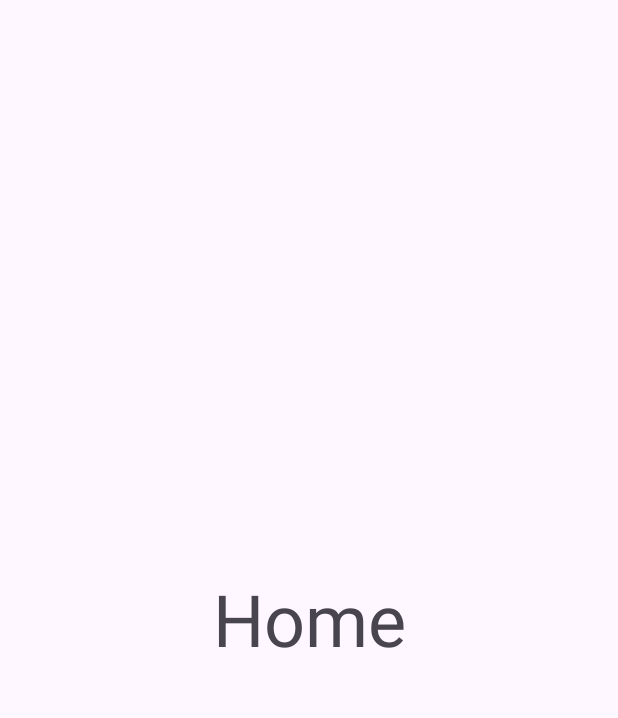
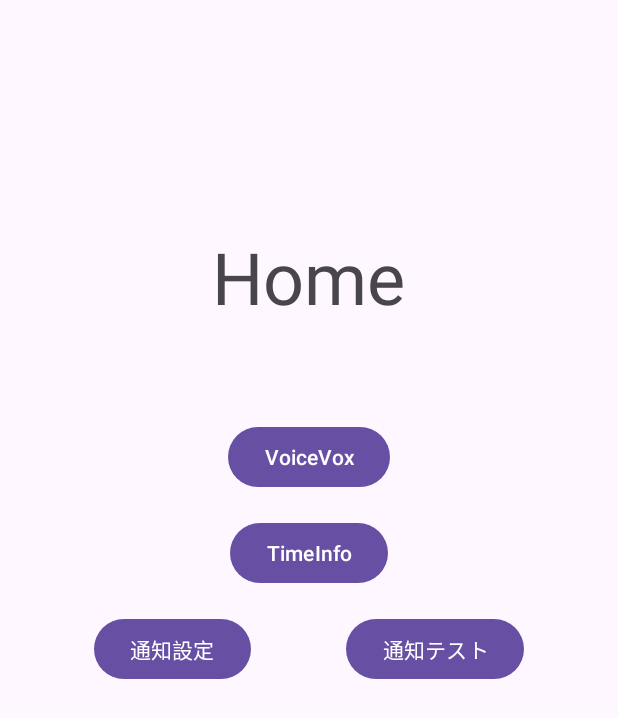
Before and after one commit to kuwacom/android-app-example, an Android app: the HomeFragment screen opened through its navigation route, on a phone screen of 412 x 824 dp. Shown: the top 718 px of the screen. Run offline under Robolectric (Android 15) with nearby library versions, the phone set to English and light mode, and no system bars; 1 statement that could not run was skipped.

Commit message:
add: utilsの追加とホーム画面の改変

```diff
--- a/app/src/main/java/dev/kuwa/test_android_navigation/ui/HomeFragment.kt
+++ b/app/src/main/java/dev/kuwa/test_android_navigation/ui/HomeFragment.kt
@@ -7,6 +7,8 @@ import android.view.ViewGroup
 import androidx.fragment.app.Fragment
 import androidx.fragment.app.viewModels
 import dev.kuwa.test_android_navigation.databinding.FragmentHomeBinding
+import dev.kuwa.test_android_navigation.notifications.GeneralNotification
+import dev.kuwa.test_android_navigation.utils.openNotificationSettings
 
 /**
  * A simple [Fragment] subclass.
@@ -47,5 +49,21 @@ class HomeFragment : Fragment() {
     override fun onViewCreated(view: View, savedInstanceState: Bundle?) {
         super.onViewCreated(view, savedInstanceState)
         // 必要な処理はここで
+
+        // OpenNotificationSettingsButton
+        binding.openNotificationSettingsButton.setOnClickListener {
+            openNotificationSettings(requireContext())
+        }
+
+        // NotificationCheckButton
+        binding.notificationCheckButton.setOnClickListener {
+            GeneralNotification(requireContext()).sendNotification(
+                1,
+                "通知が有効です！",
+                "アプリからの通知が許可されています",
+//                R.drawable.notification // 通知アイコン(白黒)
+            )
+        }
+
     }
 }
--- a/app/src/main/res/layout/fragment_home.xml
+++ b/app/src/main/res/layout/fragment_home.xml
@@ -14,7 +14,52 @@
         android:textSize="48sp"
         app:layout_constraintBottom_toBottomOf="parent"
         app:layout_constraintEnd_toEndOf="parent"
+        app:layout_constraintHorizontal_bias="0.498"
         app:layout_constraintStart_toStartOf="parent"
-        app:layout_constraintTop_toTopOf="parent" />
+        app:layout_constraintTop_toTopOf="parent"
+        app:layout_constraintVertical_bias="0.2" />
+
+    <Button
+        android:id="@+id/voiceVoxButton"
+        android:layout_width="wrap_content"
+        android:layout_height="wrap_content"
+        android:layout_marginTop="64dp"
+        android:text="VoiceVox"
+        app:layout_constraintEnd_toEndOf="parent"
+        app:layout_constraintStart_toStartOf="parent"
+        app:layout_constraintTop_toBottomOf="@+id/textView" />
+
+    <Button
+        android:id="@+id/timeInfoButton"
+        android:layout_width="wrap_content"
+        android:layout_height="wrap_content"
+        android:layout_marginTop="16dp"
+        android:text="TimeInfo"
+        app:layout_constraintEnd_toEndOf="parent"
+        app:layout_constraintStart_toStartOf="parent"
+        app:layout_constraintTop_toBottomOf="@+id/voiceVoxButton" />
+
+    <Button
+        android:id="@+id/openNotificationSettingsButton"
+        android:layout_width="wrap_content"
+        android:layout_height="wrap_content"
+        android:layout_marginTop="16dp"
+        android:text="通知設定"
+        app:layout_constraintEnd_toStartOf="@+id/notificationCheckButton"
+        app:layout_constraintHorizontal_bias="0.5"
+        app:layout_constraintStart_toStartOf="parent"
+        app:layout_constraintTop_toBottomOf="@+id/timeInfoButton" />
+
+    <Button
+        android:id="@+id/notificationCheckButton"
+        android:layout_width="wrap_content"
+        android:layout_height="wrap_content"
+        android:layout_marginTop="16dp"
+        android:text="通知テスト"
+        app:layout_constraintEnd_toEndOf="parent"
+        app:layout_constraintHorizontal_bias="0.5"
+        app:layout_constraintStart_toEndOf="@+id/openNotificationSettingsButton"
+        app:layout_constraintTop_toBottomOf="@+id/timeInfoButton" />
+
 
 </androidx.constraintlayout.widget.ConstraintLayout>
--- a/app/src/main/res/layout/fragment_select_login.xml
+++ b/app/src/main/res/layout/fragment_select_login.xml
@@ -21,7 +21,7 @@
         android:layout_width="wrap_content"
         android:layout_height="wrap_content"
         android:layout_marginTop="36dp"
-        android:text="仮"
+        android:text="Home"
         app:layout_constraintEnd_toEndOf="parent"
         app:layout_constraintStart_toStartOf="parent"
         app:layout_constraintTop_toBottomOf="@+id/loginGoogle" />
--- a/app/src/main/res/navigation/navigation_graph.xml
+++ b/app/src/main/res/navigation/navigation_graph.xml
@@ -34,6 +34,10 @@
         <action
             android:id="@+id/action_selectLoginFragment_to_loginGoogleFragment"
             app:destination="@id/loginGoogleFragment" />
+        <action
+            android:id="@+id/action_selectLoginFragment_to_homeFragment"
+            app:destination="@id/homeFragment"
+            app:popUpTo="@id/selectLoginFragment" />
     </fragment>
     <fragment
         android:id="@+id/loginGoogleFragment"
```
Also changed, not shown: app/src/main/java/dev/kuwa/test_android_navigation/utils/utils.kt (added, +122 -0 lines).
